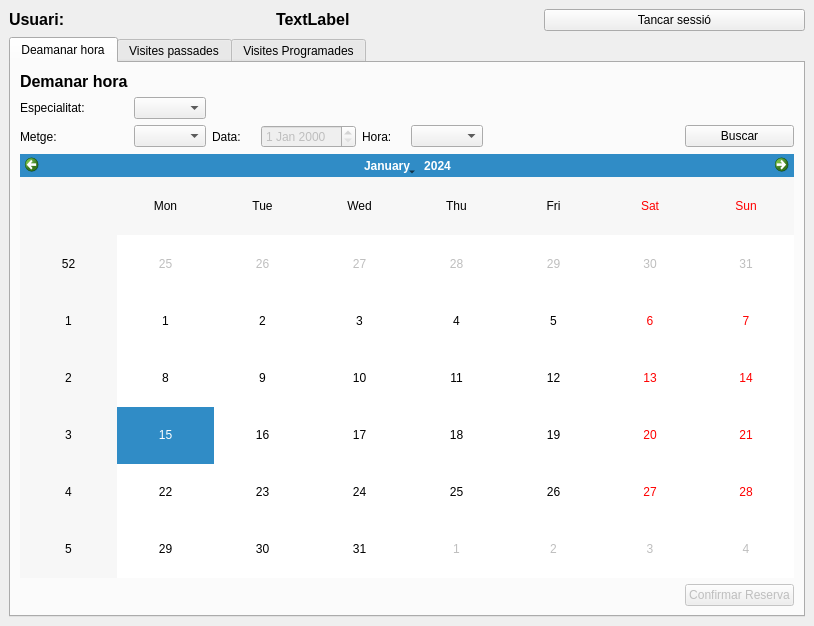
Before: the Qt Designer form ferrer_carles/pacient.ui in cferrermunoz/VisitApp, drawn with Qt 5.
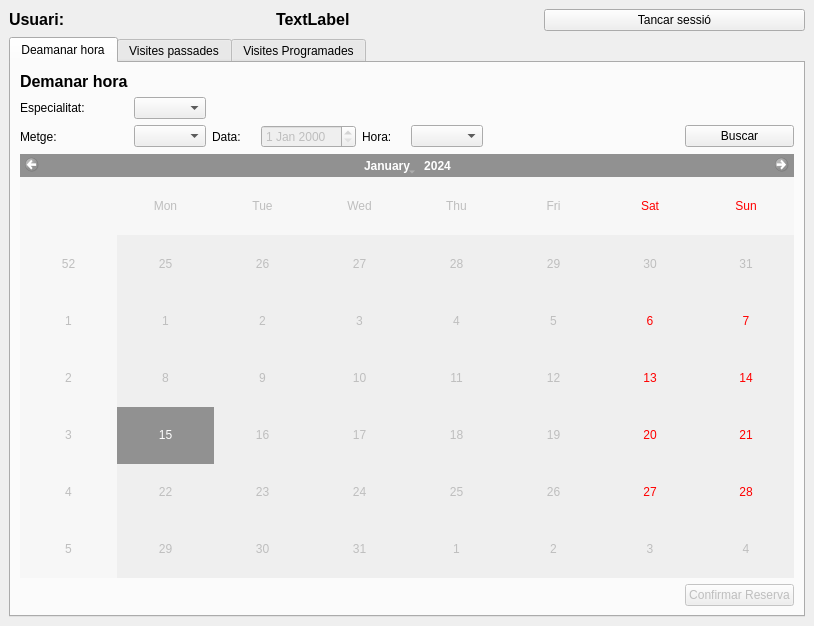
After: the same form once the commit is applied.

```diff
--- a/ferrer_carles/pacient.ui
+++ b/ferrer_carles/pacient.ui
@@ -81,7 +81,11 @@
          <widget class="QComboBox" name="cboHora"/>
         </item>
         <item row="3" column="0" colspan="11">
-         <widget class="QCalendarWidget" name="calendarWidget"/>
+         <widget class="QCalendarWidget" name="calendarWidget">
+          <property name="enabled">
+           <bool>false</bool>
+          </property>
+         </widget>
         </item>
         <item row="4" column="10">
          <widget class="QPushButton" name="btnConfirm">
```
